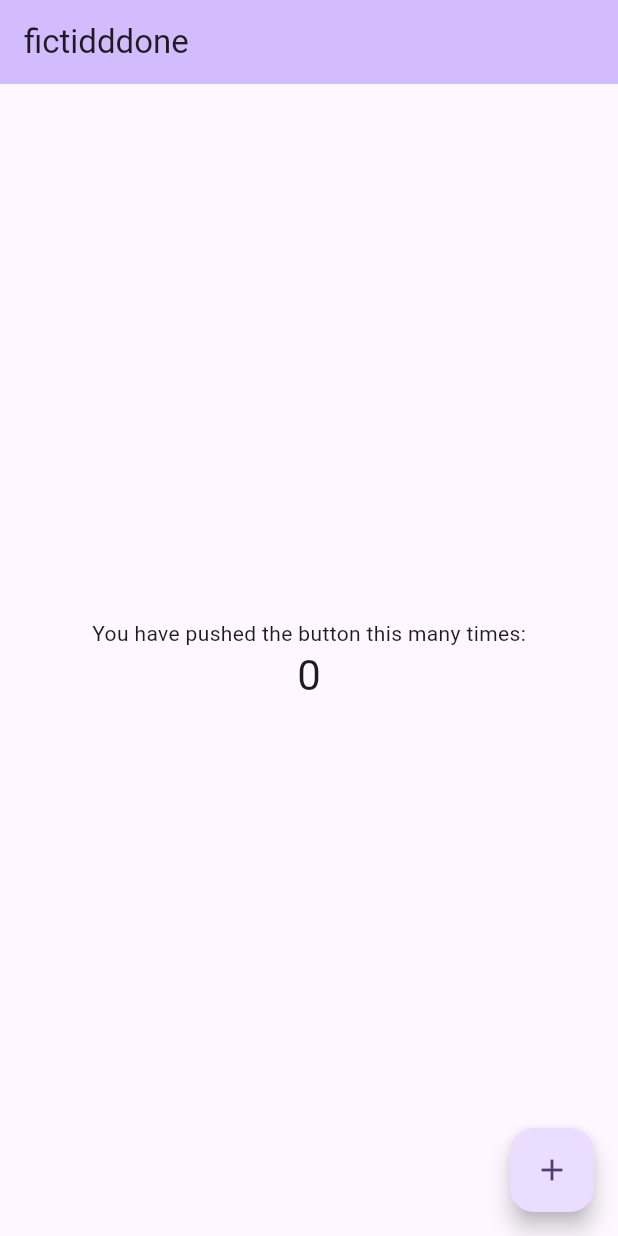
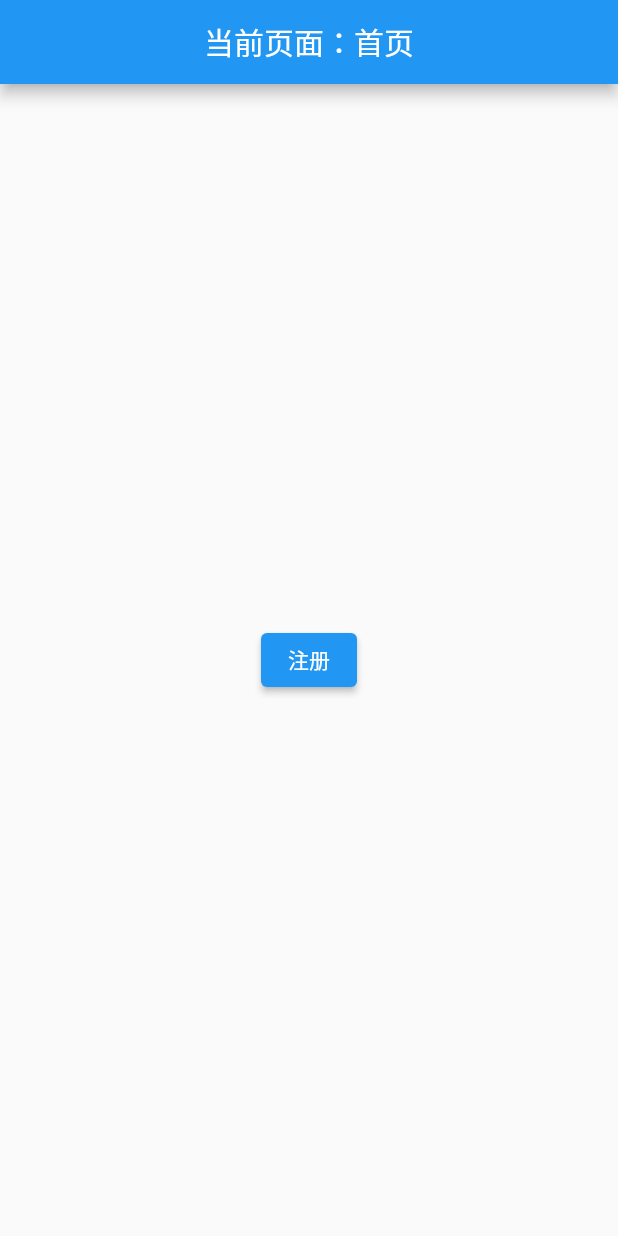
Before and after one commit to 2585570153/fictionapp, a Flutter app: the screen it shows after launch, on a phone screen of 412 x 824 dp. Run offline on Flutter 3.47's test engine with Material 2 defaults, Android fonts, the light colour scheme and no system bars; our stand-ins replace fluro.

Commit message:
配置路由

```diff
--- /dev/null
+++ b/lib/application.dart
@@ -0,0 +1,23 @@
+
+import 'package:fictionapp/pages/home/home_page.dart';
+import 'package:fictionapp/routes/global.dart';
+
+import 'package:flutter/material.dart';
+
+
+class Application extends StatelessWidget {
+
+    const Application({super.key});
+
+  @override
+  Widget build(BuildContext context) {
+    return MaterialApp(
+      title: 'fiction小说网',
+      // // 指定动态路由
+      // onGenerateRoute: Global.router.generator,
+      // // 默认路由
+      // initialRoute: '/home',
+      home: HomePage(),
+    );
+  }
+}
--- a/lib/main.dart
+++ b/lib/main.dart
@@ -1,125 +1,22 @@
+
+import 'package:fluro/fluro.dart';
 import 'package:flutter/material.dart';
 
+import 'Routes/routes.dart';
+
+import 'package:fictionapp/routes/global.dart';
+
+import 'application.dart';
+
+
 void main() {
-  runApp(const MyApp());
+      // 初始化路由
+  FluroRouter router = new FluroRouter();
+
+  Routes.configureRoutes(router);
+  // 将初始化的路由放大全局组件中
+  Global.router = router;
+
+  runApp(const Application());
+
 }
-
-class MyApp extends StatelessWidget {
-  const MyApp({super.key});
-
-  // This widget is the root of your application.
-  @override
-  Widget build(BuildContext context) {
-    return MaterialApp(
-      title: 'Flutter Demo',
-      theme: ThemeData(
-        // This is the theme of your application.
-        //
-        // TRY THIS: Try running your application with "flutter run". You'll see
-        // the application has a blue toolbar. Then, without quitting the app,
-        // try changing the seedColor in the colorScheme below to Colors.green
-        // and then invoke "hot reload" (save your changes or press the "hot
-        // reload" button in a Flutter-supported IDE, or press "r" if you used
-        // the command line to start the app).
-        //
-        // Notice that the counter didn't reset back to zero; the application
-        // state is not lost during the reload. To reset the state, use hot
-        // restart instead.
-        //
-        // This works for code too, not just values: Most code changes can be
-        // tested with just a hot reload.
-        colorScheme: ColorScheme.fromSeed(seedColor: Colors.deepPurple),
-        useMaterial3: true,
-      ),
-      home: const MyHomePage(title: 'fictidddone'),
-    );
-  }
-}
-
-class MyHomePage extends StatefulWidget {
-  const MyHomePage({super.key, required this.title});
-
-  // This widget is the home page of your application. It is stateful, meaning
-  // that it has a State object (defined below) that contains fields that affect
-  // how it looks.
-
-  // This class is the configuration for the state. It holds the values (in this
-  // case the title) provided by the parent (in this case the App widget) and
-  // used by the build method of the State. Fields in a Widget subclass are
-  // always marked "final".
-
-  final String title;
-
-  @override
-  State<MyHomePage> createState() => _MyHomePageState();
-}
-
-class _MyHomePageState extends State<MyHomePage> {
-  int _counter = 0;
-
-  void _incrementCounter() {
-    setState(() {
-      // This call to setState tells the Flutter framework that something has
-      // changed in this State, which causes it to rerun the build method below
-      // so that the display can reflect the updated values. If we changed
-      // _counter without calling setState(), then the build method would not be
-      // called again, and so nothing would appear to happen.
-      _counter++;
-    });
-  }
-
-  @override
-  Widget build(BuildContext context) {
-    // This method is rerun every time setState is called, for instance as done
-    // by the _incrementCounter method above.
-    //
-    // The Flutter framework has been optimized to make rerunning build methods
-    // fast, so that you can just rebuild anything that needs updating rather
-    // than having to individually change instances of widgets.
-    return Scaffold(
-      appBar: AppBar(
-        // TRY THIS: Try changing the color here to a specific color (to
-        // Colors.amber, perhaps?) and trigger a hot reload to see the AppBar
-        // change color while the other colors stay the same.
-        backgroundColor: Theme.of(context).colorScheme.inversePrimary,
-        // Here we take the value from the MyHomePage object that was created by
-        // the App.build method, and use it to set our appbar title.
-        title: Text(widget.title),
-      ),
-      body: Center(
-        // Center is a layout widget. It takes a single child and positions it
-        // in the middle of the parent.
-        child: Column(
-          // Column is also a layout widget. It takes a list of children and
-          // arranges them vertically. By default, it sizes itself to fit its
-          // children horizontally, and tries to be as tall as its parent.
-          //
-          // Column has various properties to control how it sizes itself and
-          // how it positions its children. Here we use mainAxisAlignment to
-          // center the children vertically; the main axis here is the vertical
-          // axis because Columns are vertical (the cross axis would be
-          // horizontal).
-          //
-          // TRY THIS: Invoke "debug painting" (choose the "Toggle Debug Paint"
-          // action in the IDE, or press "p" in the console), to see the
-          // wireframe for each widget.
-          mainAxisAlignment: MainAxisAlignment.center,
-          children: <Widget>[
-            const Text(
-              'You have pushed the button this many times:',
-            ),
-            Text(
-              '$_counter',
-              style: Theme.of(context).textTheme.headlineMedium,
-            ),
-          ],
-        ),
-      ),
-      floatingActionButton: FloatingActionButton(
-        onPressed: _incrementCounter,
-        tooltip: 'Increment',
-        child: const Icon(Icons.add),
-      ), // This trailing comma makes auto-formatting nicer for build methods.
-    );
-  }
-}
--- /dev/null
+++ b/lib/pages/home/home_page.dart
@@ -0,0 +1,13 @@
+import 'package:fictionapp/widgets/page_content.dart';
+import 'package:flutter/material.dart';
+
+class HomePage extends StatelessWidget {
+  const HomePage({super.key});
+
+  @override
+  Widget build(BuildContext context) {
+    return Container(
+      child: const PageContent(name: "首页"),
+    );
+  }
+}
--- /dev/null
+++ b/lib/routes/global.dart
@@ -0,0 +1,8 @@
+
+import 'package:fluro/fluro.dart';
+
+// // 一些全局的类
+class Global {
+  // 路由
+  static FluroRouter router = new FluroRouter();
+}
--- /dev/null
+++ b/lib/widgets/page_content.dart
@@ -0,0 +1,31 @@
+import 'package:fluro/fluro.dart';
+import 'package:flutter/material.dart';
+
+import '../routes/global.dart';
+
+class PageContent extends StatelessWidget {
+  final String name;
+  const PageContent({super.key, required this.name});
+
+  @override
+  Widget build(BuildContext context) {
+    return Scaffold(
+      appBar: AppBar(title: Center(child: Text("当前页面：$name"))),
+      body: Center(
+          child: MyButton(), // 在这里添加按钮组件
+        ),
+    );
+  }
+}
+
+class MyButton extends StatelessWidget {
+  @override
+  Widget build(BuildContext context) {
+    return ElevatedButton(
+      onPressed: () {
+          Global.router.navigateTo(context, "/login", transition: TransitionType.fadeIn);
+        },
+      child: Text("注册"),
+    );
+  }
+}
--- a/pubspec.yaml
+++ b/pubspec.yaml
@@ -30,6 +30,7 @@ environment:
 dependencies:
   flutter:
     sdk: flutter
+  fluro: "^2.0.1"
 
 
   # The following adds the Cupertino Icons font to your application.
```
Also changed, not shown: lib/pages/login_page.dart (added, +13 -0 lines), lib/routes/handlers.dart (added, +18 -0 lines), lib/routes/routes.dart (added, +21 -0 lines), pubspec.lock, 9 other files.
